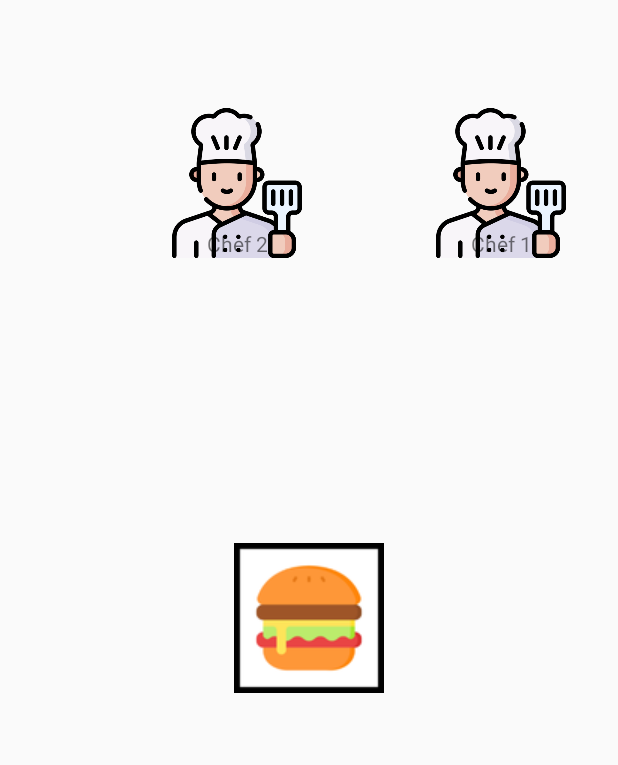
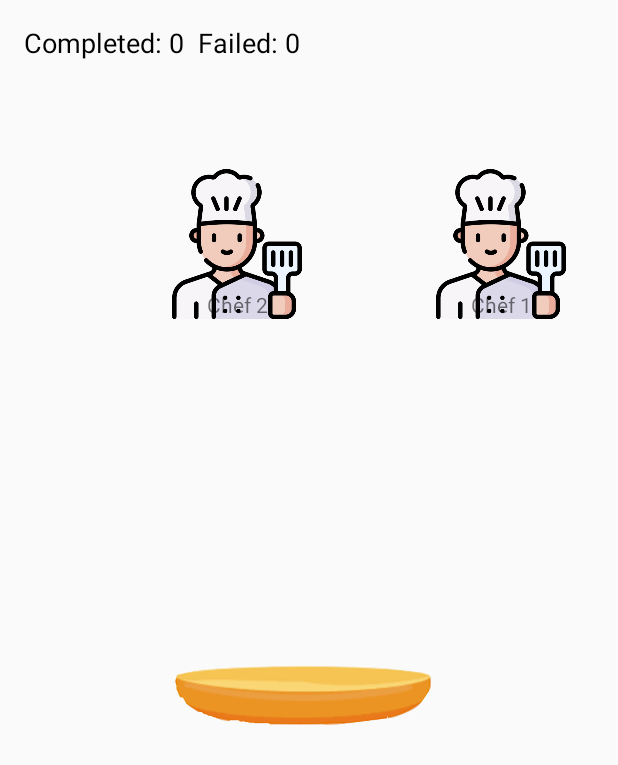
Before and after one commit to shengweikoh/cs205-ass4, an Android app built with Jetpack Compose: the screen it shows after launch (MainActivity), on a phone screen of 412 x 824 dp. Shown: the top 765 px of the screen. Run offline under Robolectric (Android 15) with nearby library versions, the phone set to English and light mode, and no system bars.

Commit message:
process (burger stacking)

```diff
--- a/app/src/main/java/com/example/cs205_ass4/game/GameRenderer.kt
+++ b/app/src/main/java/com/example/cs205_ass4/game/GameRenderer.kt
@@ -1,19 +1,19 @@
 package com.example.cs205_ass4.game
 
 import android.app.Activity
+import android.graphics.Rect
 import android.os.Handler
 import android.os.Looper
-import android.view.DragEvent
 import android.view.MotionEvent
 import android.view.View
-import android.view.View.DragShadowBuilder
 import android.widget.FrameLayout
 import android.widget.ImageView
 import com.example.cs205_ass4.R
 
 class GameRenderer(private val activity: Activity, private val gameEngine: GameEngine) {
 
-    private lateinit var chefImage: ImageView
+    private lateinit var chefImage1: ImageView
+    private lateinit var chefImage2: ImageView
     private lateinit var burgerContainer: FrameLayout
 
     // Handler to schedule burger spawns on the main thread.
@@ -21,31 +21,32 @@
 
     fun setupUI() {
         // Bind chef ImageView and set its drag listener.
-        chefImage = activity.findViewById(R.id.imageViewChef1)
-//        chefImage.setOnDragListener(chefDragListener)
+        chefImage1 = activity.findViewById(R.id.imageViewChef1)
+        chefImage2 = activity.findViewById(R.id.imageViewChef2)
+        // (Optional) You can set a drag listener if you want to use dragging with chefs.
+        // chefImage.setOnDragListener(chefDragListener)
 
         // Bind the container where burgers will be added.
         burgerContainer = activity.findViewById(R.id.burgerContainer)
 
-        // Register for burger expiration callbacks
-        // Currently, we are using event-based callbacks to remove expired burgers
-        // Meaning game engine will call game renderer remove expired burgers method when burgers expire
-        // Might want to use a timer-based approach for future extension if required
+        // Register for burger expiration callbacks.
+        // Currently, we are using event-based callbacks to remove expired burgers.
+        // GameEngine will call GameRenderer.removeExpiredBurgerViews when burgers expire.
         gameEngine.setOnBurgersExpiredCallback(::removeExpiredBurgerViews)
 
-        // Start the game engine
+        // Start the game engine.
         gameEngine.startGame()
 
         // Start scheduling burger spawns.
         scheduleBurgerSpawn()
     }
 
-    // Removes burger views that have expired
+    // Removes burger views that have expired.
     private fun removeExpiredBurgerViews(expiredBurgerIds: List<Int>) {
-        // Create an empty list
+        // Create an empty list to hold views to remove.
         val viewsToRemove = mutableListOf<View>()
 
-        // Add all views that need to be removed
+        // Add all views whose tag (burger id) is in the expired list.
         for (i in 0 until burgerContainer.childCount) {
             val view = burgerContainer.getChildAt(i)
             val burgerId = view.tag as? Int
@@ -54,13 +55,13 @@
             }
         }
 
-        // Remove all identified views
+        // Remove all identified views.
         viewsToRemove.forEach { view ->
             burgerContainer.removeView(view)
         }
     }
 
-    // Schedule burger spawns every 5 seconds.
+    // Schedule burger spawns every 3 seconds.
     private fun scheduleBurgerSpawn() {
         handler.postDelayed({
             spawnBurgerView()
@@ -72,22 +73,32 @@
     private fun spawnBurgerView() {
         // Let the game engine create a burger and return its id.
         val burgerId = gameEngine.spawnBurger()
-        // Create an ImageView for the burger.
+        // Create an ImageView for the burger, starting with the bottom drawable.
         val burgerView = ImageView(activity).apply {
-            setImageResource(R.drawable.burger_order)
+            setImageResource(R.drawable.bottom)   // starting image: bottom bun
             tag = burgerId // Save the burger's id in the view's tag.
             // Set layout parameters (customize size as needed).
-            layoutParams = FrameLayout.LayoutParams(150, 150).apply {
+            layoutParams = FrameLayout.LayoutParams(300, 300).apply {
                 gravity = android.view.Gravity.CENTER
             }
         }
+
         // Attach a touch listener to allow moving the burger.
         burgerView.setOnTouchListener(object : View.OnTouchListener {
             var dX = 0f
             var dY = 0f
+            // currentStep: 0 = bottom, 1 = tomato, 2 = patty, 3 = lettuce, 4 = top bun
+            var currentStep = 0
+            var stackingActive = false
+            var pendingRunnable: Runnable? = null
+
             override fun onTouch(view: View, event: MotionEvent): Boolean {
                 when (event.action) {
                     MotionEvent.ACTION_DOWN -> {
+                        // Cancel any pending stacking updates.
+                        pendingRunnable?.let { view.removeCallbacks(it) }
+                        pendingRunnable = null
+                        stackingActive = false
                         dX = view.x - event.rawX
                         dY = view.y - event.rawY
                         return true
@@ -95,61 +106,137 @@
                     MotionEvent.ACTION_MOVE -> {
                         view.x = event.rawX + dX
                         view.y = event.rawY + dY
+                        // If moved off the chef while stacking is active, cancel pending updates.
+                        if (!isViewOverlapping(view, chefImage1) && !isViewOverlapping(view, chefImage2) && stackingActive) {
+                            pendingRunnable?.let { view.removeCallbacks(it) }
+                            pendingRunnable = null
+                            stackingActive = false
+                        }
                         return true
                     }
-//                    MotionEvent.ACTION_UP -> {
-//                        // When released, check if the burger overlaps the chef.
-//                        if (isViewOverlapping(view, chefImage)) {
-//                            // Start cooking with chef id = 1 (adjust if needed).
-//                            gameEngine.startCookingBurger(chefId = 1, burgerId = burgerId)
-//                            // Remove the burger view from the container.
-//                            burgerContainer.removeView(view)
-//                            // Update chef image (if startCookingBurger does not trigger UI update automatically).
-//                            updateChefImage(chefImage, 1)
-//                        }
-//                        return true
-//                    }
+                    MotionEvent.ACTION_UP -> {
+                        if (isViewOverlapping(view, chefImage1) || isViewOverlapping(view, chefImage2)) {
+                            // When dropped over the chef and not already stacking,
+                            // resume the chain based on the current state.
+                            val imageView = view as? ImageView
+                            imageView?.let {
+                                if (!stackingActive) {
+                                    stackingActive = true
+                                    if (currentStep == 0) {
+                                        // Starting fresh: set tomato, update state, and schedule next update.
+                                        it.setImageResource(R.drawable.tomato)
+                                        currentStep = 1
+                                        scheduleStacking(it, view, currentStep)
+                                    } else if (currentStep in 1..3) {
+                                        // Already advanced; resume the chain
+                                        scheduleStacking(it, view, currentStep)
+                                    }
+                                    // If currentStep == 4 (top bun) then nothing further is scheduled.
+                                }
+                            }
+                        } else {
+                            // If not overlapping, cancel any pending tasks.
+                            pendingRunnable?.let { view.removeCallbacks(it) }
+                            pendingRunnable = null
+                            stackingActive = false
+                        }
+                        return true
+                    }
                     else -> return false
                 }
             }
+
+            // This helper schedules the next state change.
+            // The chain is:
+            //  step 0 (bottom) already became tomato,
+            //  step 1: tomato -> patty,
+            //  step 2: patty -> lettuce,
+            //  step 3: lettuce -> top bun.
+            fun scheduleStacking(imageView: ImageView, view: View, step: Int) {
+                // List of drawable resources for each state.
+                val nextStates = listOf(R.drawable.tomato, R.drawable.patty, R.drawable.lettuce, R.drawable.top)
+
+                // If we've reached the final state (state 4), remove the burger from the UI.
+                if (step >= nextStates.size) {
+                    stackingActive = false
+                    // Remove the completed burger from the UI after a short delay (1 second).
+                    imageView.postDelayed({
+                        if (imageView.parent != null) {
+                            burgerContainer.removeView(imageView)
+                        }
+                    }, 1000)
+                    return
+                }
+
+                // Continue scheduling the next state change.
+                pendingRunnable = Runnable {
+                    // Only update if the view is still overlapping the chef.
+                    if (isViewOverlapping(view, chefImage1) || isViewOverlapping(view, chefImage2)) {
+                        imageView.setImageResource(nextStates[step])
+                        currentStep = step + 1
+                        // Continue scheduling the next state change.
+                        scheduleStacking(imageView, view, currentStep)  // Recursively call to update to next state.
+                    } else {
+                        stackingActive = false  // Stop if it's no longer overlapping the chef.
+                    }
+                }
+
+                // Delay for 1.5 seconds before changing the state.
+                imageView.postDelayed(pendingRunnable, 1500)
+            }
+
         })
+
+
 
         // Add the burger view to the container.
         burgerContainer.addView(burgerView)
     }
 
-//    // Drag listener on the chef image.
-//    private val chefDragListener = View.OnDragListener { _, event ->
-//        when (event.action) {
-//            DragEvent.ACTION_DRAG_STARTED -> true
-//            DragEvent.ACTION_DROP -> {
-//                // When a burger is dropped on the chef, retrieve the burger view.
-//                val draggedView = event.localState as? View
-//                draggedView?.let { view ->
-//                    val burgerId = view.tag as? Int
-//                    if (burgerId != null) {
-//                        // Start cooking the burger with chef id = 1 (adjust as needed).
-//                        gameEngine.startCookingBurger(chefId = 1, burgerId = burgerId)
-//                        // Remove the burger view from the container.
-//                        burgerContainer.removeView(view)
-//                        // Update the chef image to reflect the cooking state.
-//                        updateChefImage(chefImage, 1)
-//                    }
-//                }
-//                true
-//            }
-//            else -> true
-//        }
-//    }
-//
-//    // Updates the chef's ImageView based on its state.
-//    private fun updateChefImage(imageView: ImageView, chefId: Int) {
-//        val state = gameEngine.getChefState(chefId)
-//        val drawableRes = if (state == ChefState.COOKING) {
-//            R.drawable.chef_cooking
-//        } else {
-//            R.drawable.chef_idle
-//        }
-//        imageView.setImageResource(drawableRes)
-//    }
+
+    /**
+     * Checks whether two views are overlapping.
+     */
+    private fun isViewOverlapping(view1: View, view2: View): Boolean {
+        val rect1 = Rect()
+        view1.getHitRect(rect1)
+        val rect2 = Rect()
+        view2.getHitRect(rect2)
+        return Rect.intersects(rect1, rect2)
+    }
+
+    // Optional: Drag listener code for chefImage if you decide to use drag and drop.
+    /*
+    private val chefDragListener = View.OnDragListener { _, event ->
+        when (event.action) {
+            DragEvent.ACTION_DRAG_STARTED -> true
+            DragEvent.ACTION_DROP -> {
+                val draggedView = event.localState as? View
+                draggedView?.let { view ->
+                    val burgerId = view.tag as? Int
+                    if (burgerId != null) {
+                        gameEngine.startCookingBurger(chefId = 1, burgerId = burgerId)
+                        burgerContainer.removeView(view)
+                        updateChefImage(chefImage, 1)
+                    }
+                }
+                true
+            }
+            else -> true
+        }
+    }
+    */
+
+    // Optional: Function to update the chef image based on its state.
+    /*
+    private fun updateChefImage(imageView: ImageView, chefId: Int) {
+        val state = gameEngine.getChefState(chefId)
+        val drawableRes = if (state == ChefState.COOKING) {
+            R.drawable.chef_cooking
+        } else {
+            R.drawable.chef_idle
+        }
+        imageView.setImageResource(drawableRes)
+    }
+    */
 }
--- a/app/src/main/res/layout/activity_main.xml
+++ b/app/src/main/res/layout/activity_main.xml
@@ -1,5 +1,6 @@
 <?xml version="1.0" encoding="utf-8"?>
-<androidx.constraintlayout.widget.ConstraintLayout xmlns:android="http://schemas.android.com/apk/res/android"
+<androidx.constraintlayout.widget.ConstraintLayout
+    xmlns:android="http://schemas.android.com/apk/res/android"
     xmlns:app="http://schemas.android.com/apk/res-auto"
     xmlns:tools="http://schemas.android.com/tools"
     android:id="@+id/main"
@@ -7,6 +8,19 @@
     android:layout_height="match_parent"
     tools:context=".MainActivity">
 
+    <!-- Tally display at the top -->
+    <TextView
+        android:id="@+id/tallyTextView"
+        android:layout_width="wrap_content"
+        android:layout_height="wrap_content"
+        android:text="Completed: 0  Failed: 0"
+        android:textSize="18sp"
+        android:textColor="@android:color/black"
+        app:layout_constraintTop_toTopOf="parent"
+        app:layout_constraintStart_toStartOf="parent"
+        android:layout_margin="16dp" />
+
+    <!-- Your existing content, e.g., chef images, etc. -->
     <ImageView
         android:id="@+id/imageViewChef1"
         android:layout_width="100dp"
@@ -16,7 +30,7 @@
         android:scaleType="fitCenter"
         android:src="@drawable/chef"
         app:layout_constraintStart_toStartOf="parent"
-        app:layout_constraintTop_toTopOf="parent" />
+        app:layout_constraintTop_toBottomOf="@id/tallyTextView" />
 
     <ImageView
         android:id="@+id/imageViewChef2"
@@ -53,8 +67,8 @@
         android:id="@+id/burgerContainer"
         android:layout_width="match_parent"
         android:layout_height="match_parent"
+        app:layout_constraintTop_toBottomOf="@id/imageViewChef1"
         app:layout_constraintBottom_toBottomOf="parent"
         app:layout_constraintStart_toStartOf="parent">
-
     </FrameLayout>
 </androidx.constraintlayout.widget.ConstraintLayout>
```
Also changed, not shown: app/src/main/res/drawable/bottom.png (added), app/src/main/res/drawable/lettuce.png (added), app/src/main/res/drawable/patty.png (added), app/src/main/res/drawable/tomato.png (added), app/src/main/res/drawable/top.png (added).
